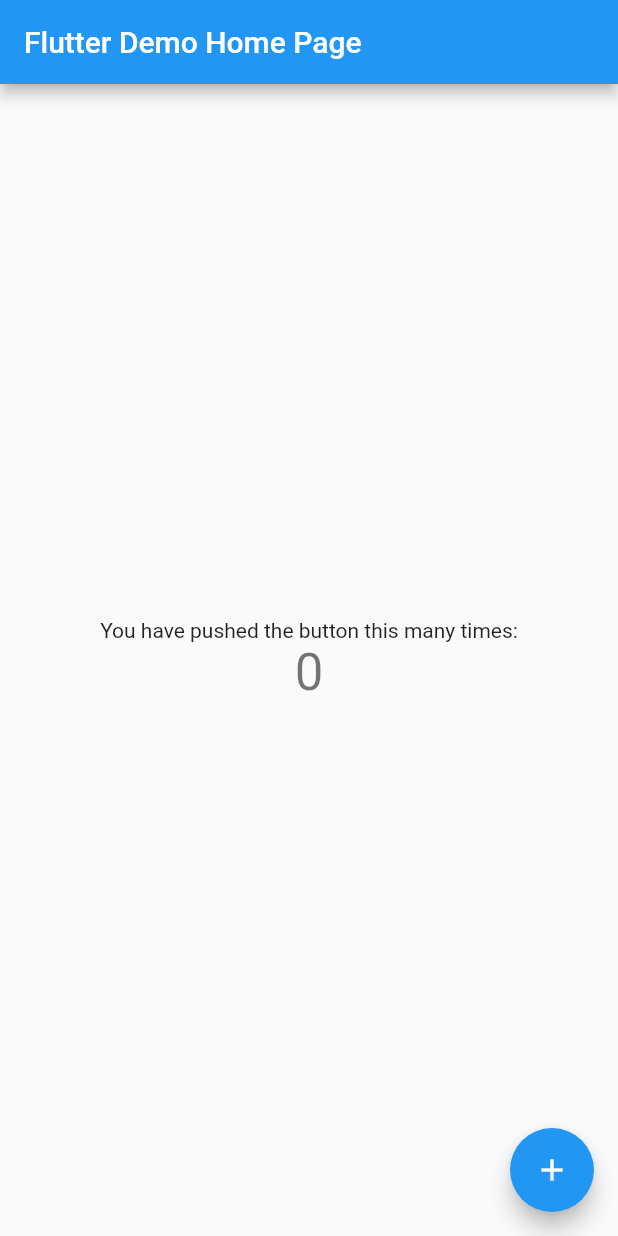
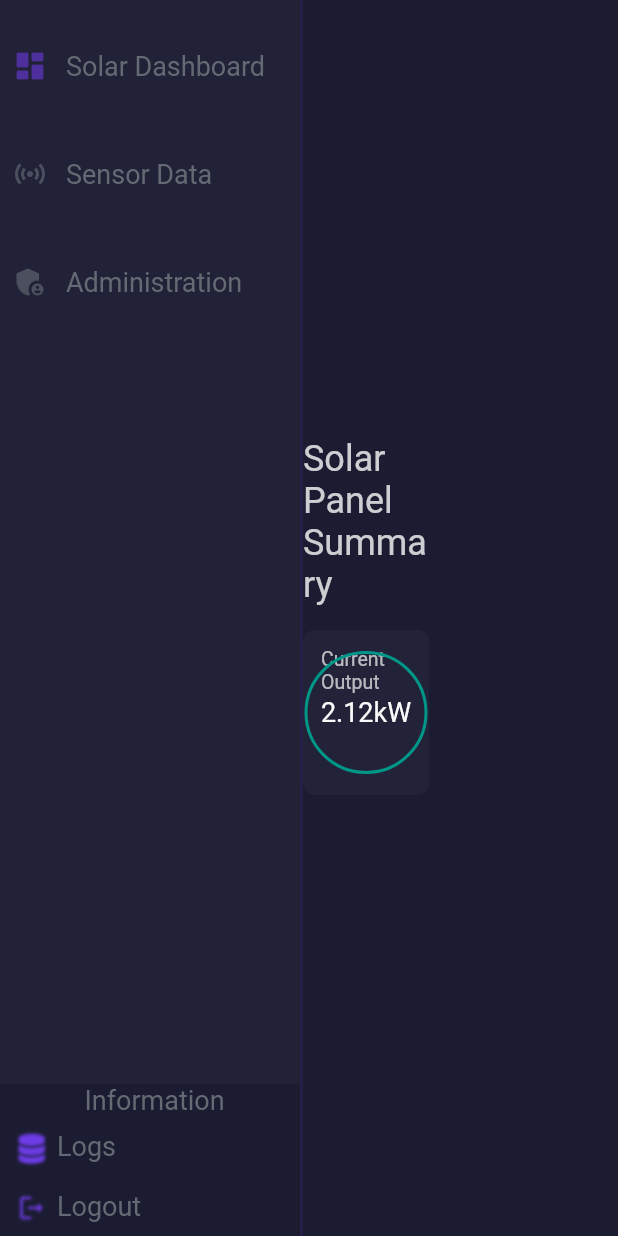
Before and after one commit to mcmalloy/solartracker, a Flutter app: the screen it shows after launch, on a phone screen of 412 x 824 dp. Run offline on Flutter 3.47's test engine with Material 2 defaults, Android fonts, the phone set to English and light mode, and no system bars; our stand-ins replace font_awesome_flutter, google_fonts; Roboto replaces fonts that are missing (GoogleSans).

Commit message:
master commit

```diff
--- /dev/null
+++ b/lib/Dashboard/Desktop/Components/logout_button.dart
@@ -0,0 +1,45 @@
+import 'package:flutter/material.dart';
+import 'package:solartracker/Theme/customcolors.dart';
+
+import '../Fonts/sanstext.dart';
+CustomColors customColors = CustomColors();
+class LogoutButton extends StatefulWidget {
+  const LogoutButton({Key? key}) : super(key: key);
+
+  @override
+  State<LogoutButton> createState() => _LogoutButtonState();
+}
+
+class _LogoutButtonState extends State<LogoutButton> {
+  @override
+  Widget build(BuildContext context) {
+    return SizedBox(
+      height: 40,
+      child: Row(
+        mainAxisAlignment: MainAxisAlignment.start,
+        children: [
+          SizedBox(
+            width: 12,
+          ),
+          Icon(
+            Icons.logout_rounded,
+            size: 20,
+            color: customColors.backgroundThemePurple
+                .withOpacity(0.05),
+            shadows: [
+              Shadow(
+                  color:
+                  customColors.flatPurple.withOpacity(0.9),
+                  blurRadius: 2,
+                  offset: Offset(-1, 1))
+            ],
+          ),
+          SansText(
+            body: "Logout",
+            fontSize: 18,
+          )
+        ],
+      ),
+    );
+  }
+}
--- /dev/null
+++ b/lib/Dashboard/Desktop/Components/logs_button.dart
@@ -0,0 +1,46 @@
+import 'package:flutter/material.dart';
+import 'package:font_awesome_flutter/font_awesome_flutter.dart';
+import 'package:solartracker/Theme/customcolors.dart';
+
+import '../Fonts/sanstext.dart';
+
+CustomColors customColors = CustomColors();
+
+class LogsButton extends StatefulWidget {
+  const LogsButton({Key? key}) : super(key: key);
+
+  @override
+  State<LogsButton> createState() => _LogsButtonState();
+}
+
+class _LogsButtonState extends State<LogsButton> {
+  @override
+  Widget build(BuildContext context) {
+    return SizedBox(
+      height: 40,
+      child: Row(
+        mainAxisAlignment: MainAxisAlignment.start,
+        children: [
+          const SizedBox(
+            width: 12,
+          ),
+          Icon(
+            FontAwesomeIcons.database,
+            size: 20,
+            color: customColors.backgroundThemePurple.withOpacity(0.05),
+            shadows: [
+              Shadow(
+                  color: customColors.flatPurple.withOpacity(0.9),
+                  blurRadius: 2,
+                  offset: Offset(-1, 1))
+            ],
+          ),
+          SansText(
+            body: "Logs",
+            fontSize: 18,
+          )
+        ],
+      ),
+    );
+  }
+}
--- /dev/null
+++ b/lib/Dashboard/Desktop/Components/navrail_separator.dart
@@ -0,0 +1,14 @@
+import 'package:flutter/material.dart';
+import 'package:solartracker/Theme/customcolors.dart';
+CustomColors customColors = CustomColors();
+class NavRailSeparator extends StatelessWidget {
+  const NavRailSeparator({Key? key}) : super(key: key);
+
+  @override
+  Widget build(BuildContext context) {
+    return Container(
+      width: 2,
+      color: customColors.flatPurple.withOpacity(0.1),
+    );
+  }
+}
--- /dev/null
+++ b/lib/Dashboard/Desktop/Components/solar_IO.dart
@@ -0,0 +1,52 @@
+import 'package:flutter/material.dart';
+import 'package:solartracker/Dashboard/Desktop/Components/solar_output_animated_icon.dart';
+import 'package:solartracker/Dashboard/Desktop/Fonts/labeltext.dart';
+import 'package:solartracker/Theme/customcolors.dart';
+
+CustomColors customColors = CustomColors();
+
+class SolarIOPanel extends StatefulWidget {
+  const SolarIOPanel({Key? key}) : super(key: key);
+
+  @override
+  State<SolarIOPanel> createState() => _SolarIOPanelState();
+}
+
+class _SolarIOPanelState extends State<SolarIOPanel> {
+  @override
+  Widget build(BuildContext context) {
+    return Container(
+      decoration: BoxDecoration(borderRadius: BorderRadius.circular(16)),
+      height: 240,
+      width: 320,
+      child: Column(
+        mainAxisAlignment: MainAxisAlignment.start,
+        children: [
+          titleText("Solar Panel Summary"),
+          SizedBox(
+            height: 16,
+          ),
+          Container(
+            height: 110,
+            width: 220,
+            decoration: BoxDecoration(
+                borderRadius: BorderRadius.circular(8),
+                color: customColors.dashboardBackground),
+            child: SolarOutputAnimatedIcon(),
+          )
+        ],
+      ),
+    );
+  }
+
+  Widget titleText(String label) {
+    return Text(
+      label,
+      style: TextStyle(
+          fontFamily: "GoogleSans",
+          color: Color(0xfffafafa).withOpacity(0.8),
+          fontSize: 24),
+      textAlign: TextAlign.start,
+    );
+  }
+}
--- /dev/null
+++ b/lib/Dashboard/Desktop/Components/solar_output_animated_icon.dart
@@ -0,0 +1,94 @@
+import 'package:flutter/material.dart';
+
+class SolarOutputAnimatedIcon extends StatefulWidget {
+  const SolarOutputAnimatedIcon({Key? key}) : super(key: key);
+
+  @override
+  State<SolarOutputAnimatedIcon> createState() =>
+      _SolarOutputAnimatedIconState();
+}
+
+class _SolarOutputAnimatedIconState extends State<SolarOutputAnimatedIcon>
+    with SingleTickerProviderStateMixin {
+  late Animation<double> animation;
+  late AnimationController controller;
+  Tween<double> _rotationTween = Tween(begin: -3.14, end: 3.14);
+  @override
+  void initState() {
+    super.initState();
+
+    controller = AnimationController(
+      vsync: this,
+      duration: Duration(seconds: 4),
+    );
+
+    animation = _rotationTween.animate(controller)
+      ..addListener(() {
+        setState(() {});
+      })
+      ..addStatusListener((status) {
+        if (status == AnimationStatus.completed) {
+          controller.repeat();
+        } else if (status == AnimationStatus.dismissed) {
+          controller.forward();
+        }
+      });
+
+    controller.forward();
+  }
+
+  @override
+  Widget build(BuildContext context) {
+    return SizedBox(
+        height: 200,
+        width: 200,
+        child: Stack(
+          children: [
+            Positioned(
+                top: 12,
+                left: 12,
+                child: Text(
+                  "Current\nOutput",
+                  style: TextStyle(
+                      fontFamily: "GoogleSans",
+                      color: const Color(0xfffafafa).withOpacity(0.7),
+                      fontSize: 13),
+                  textAlign: TextAlign.start,
+                )),
+            Center(
+              child: CustomPaint(painter: ShapePainter()),
+            ),
+            const Center(
+              child: Text(
+                "2.12kW",
+                style: TextStyle(
+                    fontFamily: "GoogleSans",
+                    color: Color(0xfffafafa),
+                    fontSize: 18),
+                textAlign: TextAlign.start,
+              ),
+            )
+          ],
+        ));
+  }
+}
+
+class ShapePainter extends CustomPainter {
+  @override
+  void paint(Canvas canvas, Size size) {
+    var paint = Paint()
+      ..color = Colors.teal
+      ..strokeWidth = 2
+      ..style = PaintingStyle.stroke
+      ..strokeCap = StrokeCap.round;
+
+    Offset center = Offset(size.width / 2, size.height / 2);
+
+    canvas.drawCircle(center, 40, paint);
+  }
+
+  @override
+  bool shouldRepaint(CustomPainter oldDelegate) {
+    return false;
+  }
+}
--- /dev/null
+++ b/lib/Dashboard/Desktop/Fonts/labeltext.dart
@@ -0,0 +1,26 @@
+import 'package:flutter/material.dart';
+import 'package:solartracker/Theme/customcolors.dart';
+
+final CustomColors customColors = CustomColors();
+
+class LabelText extends StatelessWidget {
+  final String label;
+  final int fontSize;
+  const LabelText({Key? key, required this.label, required this.fontSize})
+      : super(key: key);
+
+  @override
+  Widget build(BuildContext context) {
+    return Padding(
+      padding: EdgeInsets.only(left: 6),
+      child: Text(
+        label,
+        style: TextStyle(
+            fontFamily: "GoogleSans",
+            color: customColors.dashboardText,
+            fontSize: 18),
+        textAlign: TextAlign.start,
+      ),
+    );
+  }
+}
--- /dev/null
+++ b/lib/Dashboard/Desktop/Fonts/sanstext.dart
@@ -0,0 +1,26 @@
+import 'package:flutter/material.dart';
+import 'package:solartracker/Theme/customcolors.dart';
+
+final CustomColors customColors = CustomColors();
+
+class SansText extends StatelessWidget {
+  final String body;
+  final int fontSize;
+  const SansText({Key? key, required this.body, required this.fontSize})
+      : super(key: key);
+
+  @override
+  Widget build(BuildContext context) {
+    return Padding(
+      padding: EdgeInsets.only(left: 6),
+      child: Text(
+        body,
+        style: TextStyle(
+            fontFamily: "GoogleSans",
+            color: customColors.dashboardText,
+            fontSize: 18),
+        textAlign: TextAlign.start,
+      ),
+    );
+  }
+}
--- /dev/null
+++ b/lib/Dashboard/Desktop/dashboard.dart
@@ -0,0 +1,124 @@
+import 'package:flutter/material.dart';
+import 'package:font_awesome_flutter/font_awesome_flutter.dart';
+import 'package:google_fonts/google_fonts.dart';
+import 'package:solartracker/Dashboard/Desktop/Components/logout_button.dart';
+import 'package:solartracker/Dashboard/Desktop/Components/logs_button.dart';
+import 'package:solartracker/Dashboard/Desktop/Components/navrail_separator.dart';
+import 'package:solartracker/Dashboard/Desktop/Components/solar_IO.dart';
+import 'package:solartracker/Theme/customcolors.dart';
+
+import 'Fonts/sanstext.dart';
+
+class RailDashboardPage extends StatefulWidget {
+  const RailDashboardPage({Key? key}) : super(key: key);
+
+  @override
+  State<RailDashboardPage> createState() => _RailDashboardPageState();
+}
+
+class _RailDashboardPageState extends State<RailDashboardPage> {
+  CustomColors customColors = CustomColors();
+
+  int selectedIndex = 0;
+  @override
+  Widget build(BuildContext context) {
+    return Scaffold(
+      backgroundColor: customColors.darkBackground,
+      body: Row(
+        children: [
+          SizedBox(width: 200, child: navRail()),
+          const NavRailSeparator(),
+          Expanded(
+            flex: 2,
+            child: Column(
+              mainAxisAlignment: MainAxisAlignment.center,
+              children: [
+                SolarIOPanel()
+              ],
+            ),
+          ),
+          Expanded(
+            flex: 3,
+            child: Column(
+              children: [],
+            ),
+          ),
+        ],
+      ),
+    );
+  }
+
+  Widget navRail() {
+    return Column(
+      children: [
+        Expanded(
+          child: NavigationRail(
+            backgroundColor: customColors.dashboardBackground.withOpacity(0.8),
+            selectedIndex: selectedIndex,
+            onDestinationSelected: (int index) {
+              setState(() {
+                selectedIndex = index;
+              });
+            },
+            labelType: NavigationRailLabelType.selected,
+            destinations: <NavigationRailDestination>[
+              navDestinationWidget(Icons.dashboard_rounded, "Solar Dashboard"),
+              navDestinationWidget(Icons.sensors, "Sensor Data"),
+              navDestinationWidget(
+                  Icons.admin_panel_settings, "Administration"),
+            ],
+          ),
+        ),
+        Column(
+          children: const [
+            SansText(
+              body: "Information",
+              fontSize: 20,
+            ),
+            LogsButton(),
+            LogoutButton()
+          ],
+        )
+      ],
+    );
+  }
+
+  NavigationRailDestination navDestinationWidget(IconData icon, String label) {
+    return NavigationRailDestination(
+        icon: Row(
+          mainAxisAlignment: MainAxisAlignment.start,
+          children: [
+            Icon(
+              icon,
+              color: customColors.dashboardText,
+            ),
+            labelText(label)
+          ],
+        ),
+        selectedIcon: Row(
+          mainAxisAlignment: MainAxisAlignment.start,
+          children: [
+            Icon(
+              icon,
+              color: customColors.flatPurple.withOpacity(0.5),
+            ),
+            labelText(label)
+          ],
+        ),
+        label: Container());
+  }
+
+  Widget labelText(String label) {
+    return Padding(
+      padding: const EdgeInsets.only(left: 12),
+      child: Text(
+        label,
+        style: TextStyle(
+            fontFamily: "GoogleSans",
+            color: customColors.dashboardText,
+            fontSize: 18),
+        textAlign: TextAlign.start,
+      ),
+    );
+  }
+}
--- /dev/null
+++ b/lib/Theme/customcolors.dart
@@ -0,0 +1,25 @@
+
+import 'dart:ui';
+
+class CustomColors{
+
+
+  //Reds
+  Color highlightRed = const Color(0xFFFF4267);
+
+  //Greens
+  Color lightPastelGreen = const Color(0xff9AB57F);
+
+  //Purples
+  Color flatPurple = const Color(0xff783EFD);
+  Color backgroundThemePurple = const Color(0xff4F46BA);
+  Color darkBackground = const Color(0xff1b1c32);
+  Color dashboardBackground = const Color(0xff222339);
+
+  //Yellows
+  Color pastelYellow = const Color(0xffFFCC40);
+
+  //Greys
+  Color dashboardText = const Color(0xff646a73);
+
+}
--- a/lib/main.dart
+++ b/lib/main.dart
@@ -1,4 +1,6 @@
 import 'package:flutter/material.dart';
+
+import 'Dashboard/Desktop/dashboard.dart';
 
 void main() {
   runApp(const MyApp());
@@ -11,105 +13,12 @@
   @override
   Widget build(BuildContext context) {
     return MaterialApp(
+      debugShowCheckedModeBanner: false,
       title: 'Flutter Demo',
       theme: ThemeData(
-        // This is the theme of your application.
-        //
-        // Try running your application with "flutter run". You'll see the
-        // application has a blue toolbar. Then, without quitting the app, try
-        // changing the primarySwatch below to Colors.green and then invoke
-        // "hot reload" (press "r" in the console where you ran "flutter run",
-        // or simply save your changes to "hot reload" in a Flutter IDE).
-        // Notice that the counter didn't reset back to zero; the application
-        // is not restarted.
         primarySwatch: Colors.blue,
       ),
-      home: const MyHomePage(title: 'Flutter Demo Home Page'),
+      home: RailDashboardPage(),
     );
   }
 }
-
-class MyHomePage extends StatefulWidget {
-  const MyHomePage({super.key, required this.title});
-
-  // This widget is the home page of your application. It is stateful, meaning
-  // that it has a State object (defined below) that contains fields that affect
-  // how it looks.
-
-  // This class is the configuration for the state. It holds the values (in this
-  // case the title) provided by the parent (in this case the App widget) and
-  // used by the build method of the State. Fields in a Widget subclass are
-  // always marked "final".
-
-  final String title;
-
-  @override
-  State<MyHomePage> createState() => _MyHomePageState();
-}
-
-class _MyHomePageState extends State<MyHomePage> {
-  int _counter = 0;
-
-  void _incrementCounter() {
-    setState(() {
-      // This call to setState tells the Flutter framework that something has
-      // changed in this State, which causes it to rerun the build method below
-      // so that the display can reflect the updated values. If we changed
-      // _counter without calling setState(), then the build method would not be
-      // called again, and so nothing would appear to happen.
-      _counter++;
-    });
-  }
-
-  @override
-  Widget build(BuildContext context) {
-    // This method is rerun every time setState is called, for instance as done
-    // by the _incrementCounter method above.
-    //
-    // The Flutter framework has been optimized to make rerunning build methods
-    // fast, so that you can just rebuild anything that needs updating rather
-    // than having to individually change instances of widgets.
-    return Scaffold(
-      appBar: AppBar(
-        // Here we take the value from the MyHomePage object that was created by
-        // the App.build method, and use it to set our appbar title.
-        title: Text(widget.title),
-      ),
-      body: Center(
-        // Center is a layout widget. It takes a single child and positions it
-        // in the middle of the parent.
-        child: Column(
-          // Column is also a layout widget. It takes a list of children and
-          // arranges them vertically. By default, it sizes itself to fit its
-          // children horizontally, and tries to be as tall as its parent.
-          //
-          // Invoke "debug painting" (press "p" in the console, choose the
-          // "Toggle Debug Paint" action from the Flutter Inspector in Android
-          // Studio, or the "Toggle Debug Paint" command in Visual Studio Code)
-          // to see the wireframe for each widget.
-          //
-          // Column has various properties to control how it sizes itself and
-          // how it positions its children. Here we use mainAxisAlignment to
-          // center the children vertically; the main axis here is the vertical
-          // axis because Columns are vertical (the cross axis would be
-          // horizontal).
-          mainAxisAlignment: MainAxisAlignment.center,
-          children: <Widget>[
-            const Text(
-              'You have pushed the button this many times:',
-            ),
-            Text(
-              '$_counter',
-              style: Theme.of(context).textTheme.headline4,
-            ),
-          ],
-        ),
-      ),
-      floatingActionButton: FloatingActionButton(
-        onPressed: _incrementCounter,
-        tooltip: 'Increment',
-        child: const Icon(Icons.add),
-      ), // This trailing comma makes auto-formatting nicer for build methods.
-    );
-  }
-}
```
Also changed, not shown: pubspec.yaml (+6 -10 lines), pubspec.lock, 5 other files.
